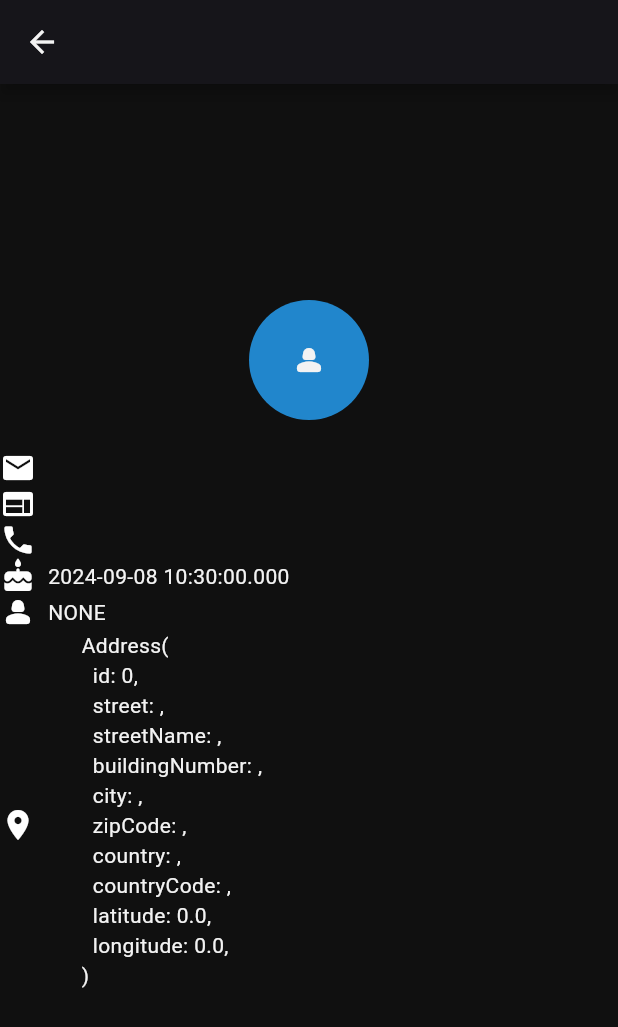
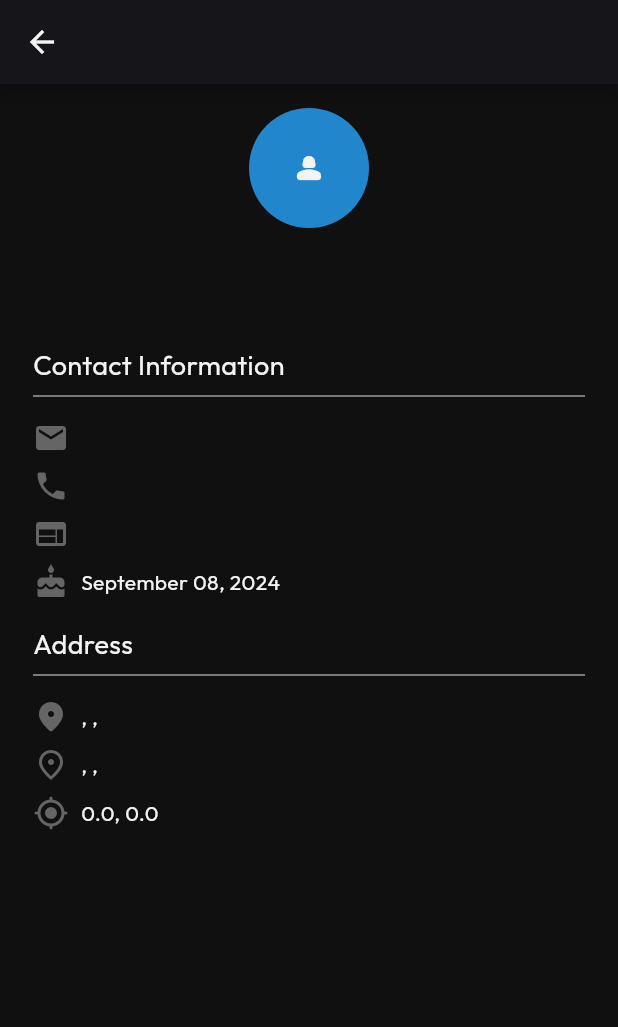
Before and after one commit to ChristianLloydSalon/flutter-pagination, a Flutter app: the PersonDetailsScreen screen opened directly with empty values, on a phone screen of 412 x 824 dp. Shown: the top 1027 px of the screen. Run offline on Flutter 3.47's test engine with Material 3 defaults, Android fonts, the phone set to English and light mode, and no system bars; drawn by our look-alikes of cached_network_image; our stand-ins replace animated_toggle_switch, dio, equatable, flutter_bloc, infinite_scroll_pagination, logger and 1 more; network calls fail.

Commit message:
Update person details UI

```diff
--- a/lib/common/theme/color/color.dart
+++ b/lib/common/theme/color/color.dart
@@ -11,6 +11,7 @@ class AppColor extends ThemeExtension<AppColor> {
     required this.interactive,
     required this.positive,
     required this.negative,
+    required this.divider,
   });
 
   final Color backgroundPrimary;
@@ -26,6 +27,8 @@ class AppColor extends ThemeExtension<AppColor> {
   final Color positive;
   final Color negative;
 
+  final Color divider;
+
   @override
   ThemeExtension<AppColor> copyWith({
     Color? backgroundPrimary,
@@ -37,6 +40,7 @@ class AppColor extends ThemeExtension<AppColor> {
     Color? interactive,
     Color? positive,
     Color? negative,
+    Color? divider,
   }) {
     return AppColor(
       backgroundPrimary: backgroundPrimary ?? this.backgroundPrimary,
@@ -48,6 +52,7 @@ class AppColor extends ThemeExtension<AppColor> {
       interactive: interactive ?? this.interactive,
       positive: positive ?? this.positive,
       negative: negative ?? this.negative,
+      divider: divider ?? this.divider,
     );
   }
 
@@ -62,6 +67,7 @@ class AppColor extends ThemeExtension<AppColor> {
       interactive: Color(0xFF2186CC),
       positive: Color(0xFF57CC99),
       negative: Color(0xFFce4257),
+      divider: Color(0xFFE5E5E5),
     );
   }
 
@@ -76,6 +82,7 @@ class AppColor extends ThemeExtension<AppColor> {
       interactive: Color(0xFF2186CC),
       positive: Color(0xFF57CC99),
       negative: Color(0xFFce4257),
+      divider: Color(0xFF2D2D2D),
     );
   }
 
@@ -104,6 +111,7 @@ class AppColor extends ThemeExtension<AppColor> {
       interactive: Color.lerp(interactive, other.interactive, t) ?? interactive,
       positive: Color.lerp(positive, other.positive, t) ?? positive,
       negative: Color.lerp(negative, other.negative, t) ?? negative,
+      divider: Color.lerp(divider, other.divider, t) ?? divider,
     );
   }
 }
--- a/lib/modules/person/data/model/output/address.dart
+++ b/lib/modules/person/data/model/output/address.dart
@@ -37,6 +37,12 @@ class Address extends Equatable {
   }
 
   static const empty = Address();
+
+  String get location => '$street, $city, $buildingNumber';
+
+  String get postalInfo => '$zipCode, $country, $countryCode';
+
+  String get geoLocation => '$latitude, $longitude';
 
   final int id;
   final String street;
--- a/lib/modules/person/data/model/output/person.dart
+++ b/lib/modules/person/data/model/output/person.dart
@@ -2,6 +2,7 @@ import 'package:equatable/equatable.dart';
 import 'package:exam/common/helper/extension/json_extension.dart';
 import 'package:exam/modules/person/data/model/output/address.dart';
 import 'package:flutter/foundation.dart';
+import 'package:intl/intl.dart';
 
 @immutable
 class Person extends Equatable {
@@ -39,6 +40,10 @@ class Person extends Equatable {
   static const empty = Person();
 
   String get name => '$firstName $lastName';
+
+  String get formattedBirthday => DateFormat('MMMM dd, yyyy').format(
+        birthday ?? DateTime(0),
+      );
 
   final int id;
   final String firstName;
--- /dev/null
+++ b/lib/modules/person/presentation/component/person_info_item.dart
@@ -0,0 +1,44 @@
+import 'package:exam/common/theme/extension/app_theme_extension.dart';
+import 'package:flutter/material.dart';
+
+class PersonInfoItem extends StatelessWidget {
+  const PersonInfoItem({
+    required this.state,
+    super.key,
+  });
+
+  final PersonInfoItemUiState state;
+
+  @override
+  Widget build(BuildContext context) {
+    return Row(
+      children: [
+        Icon(
+          state.icon,
+          color: context.colors.fontTertiary,
+        ),
+        SizedBox(width: context.layout.spacingSmall),
+        Flexible(
+          child: Text(
+            state.value,
+            style: context.textStyle.label2.copyWith(
+              color: state.valueColor ?? context.colors.fontPrimary,
+            ),
+          ),
+        ),
+      ],
+    );
+  }
+}
+
+class PersonInfoItemUiState {
+  const PersonInfoItemUiState({
+    required this.icon,
+    required this.value,
+    this.valueColor,
+  });
+
+  final IconData icon;
+  final String value;
+  final Color? valueColor;
+}
--- /dev/null
+++ b/lib/modules/person/presentation/component/person_info_section.dart
@@ -0,0 +1,52 @@
+import 'package:exam/common/helper/extension/iterable_extension.dart';
+import 'package:exam/common/theme/extension/app_theme_extension.dart';
+import 'package:exam/modules/person/presentation/component/person_info_item.dart';
+import 'package:flutter/material.dart';
+
+class PersonInfoSection extends StatelessWidget {
+  const PersonInfoSection({
+    super.key,
+    required this.state,
+  });
+
+  final PersonInfoUiState state;
+
+  @override
+  Widget build(BuildContext context) {
+    return Column(
+      crossAxisAlignment: CrossAxisAlignment.start,
+      children: [
+        Text(
+          state.title,
+          style: context.textStyle.title1,
+          overflow: TextOverflow.ellipsis,
+          maxLines: 1,
+        ),
+        Divider(color: context.colors.divider),
+        SizedBox(height: context.layout.spacingSmall),
+        ...state.items.mapIndexed(
+          (index, item) => Padding(
+            padding: EdgeInsets.only(
+              bottom: index == state.items.length - 1
+                  ? 0
+                  : context.layout.spacingSmall,
+            ),
+            child: PersonInfoItem(
+              state: item.state,
+            ),
+          ),
+        ),
+      ],
+    );
+  }
+}
+
+class PersonInfoUiState {
+  const PersonInfoUiState({
+    required this.title,
+    required this.items,
+  });
+
+  final String title;
+  final List<PersonInfoItem> items;
+}
--- a/lib/modules/person/presentation/screen/person_details_screen.dart
+++ b/lib/modules/person/presentation/screen/person_details_screen.dart
@@ -1,6 +1,8 @@
 import 'package:exam/common/theme/extension/app_theme_extension.dart';
 import 'package:exam/modules/person/data/model/output/person.dart';
 import 'package:exam/modules/person/presentation/component/person_avatar.dart';
+import 'package:exam/modules/person/presentation/component/person_info_item.dart';
+import 'package:exam/modules/person/presentation/component/person_info_section.dart';
 import 'package:flutter/material.dart';
 
 class PersonDetailsScreen extends StatelessWidget {
@@ -14,9 +16,13 @@ class PersonDetailsScreen extends StatelessWidget {
       appBar: AppBar(
         title: Text(person.name),
       ),
-      body: Center(
+      body: SingleChildScrollView(
+        child: Center(
+          child: ConstrainedBox(
+            constraints: const BoxConstraints(maxWidth: 400),
+            child: Padding(
+              padding: EdgeInsets.all(context.layout.paddingMedium),
               child: Column(
-          mainAxisAlignment: MainAxisAlignment.center,
                 children: [
                   PersonAvatar(
                     state: PersonAvatarUiState(
@@ -24,57 +30,76 @@ class PersonDetailsScreen extends StatelessWidget {
                       radius: context.layout.radiusLarge,
                     ),
                   ),
-            SizedBox(width: context.layout.spacingMedium),
-            Text(person.name),
-            Row(
-              children: [
-                const Icon(Icons.email),
-                SizedBox(width: context.layout.spacingSmall),
-                Text(person.email),
+                  SizedBox(height: context.layout.spacingMedium),
+                  Text(
+                    person.name,
+                    style: context.textStyle.headline3,
+                  ),
+                  SizedBox(height: context.layout.spacingMedium),
+                  PersonInfoSection(
+                    state: PersonInfoUiState(
+                      title: 'Contact Information',
+                      items: [
+                        PersonInfoItem(
+                          state: PersonInfoItemUiState(
+                            icon: Icons.email,
+                            value: person.email,
+                            valueColor: context.colors.interactive,
+                          ),
+                        ),
+                        PersonInfoItem(
+                          state: PersonInfoItemUiState(
+                            icon: Icons.phone,
+                            value: person.phone,
+                          ),
+                        ),
+                        PersonInfoItem(
+                          state: PersonInfoItemUiState(
+                            icon: Icons.web,
+                            value: person.website,
+                            valueColor: context.colors.interactive,
+                          ),
+                        ),
+                        // Birthday
+                        PersonInfoItem(
+                          state: PersonInfoItemUiState(
+                            icon: Icons.cake,
+                            value: person.formattedBirthday,
+                          ),
+                        ),
                       ],
                     ),
-            Row(
-              children: [
-                const Icon(Icons.web),
-                SizedBox(width: context.layout.spacingSmall),
-                Text(person.website),
+                  ),
+                  SizedBox(height: context.layout.spacingMedium),
+                  PersonInfoSection(
+                    state: PersonInfoUiState(
+                      title: 'Address',
+                      items: [
+                        PersonInfoItem(
+                          state: PersonInfoItemUiState(
+                            icon: Icons.place_rounded,
+                            value: person.address.location,
+                          ),
+                        ),
+                        PersonInfoItem(
+                          state: PersonInfoItemUiState(
+                            icon: Icons.place_outlined,
+                            value: person.address.postalInfo,
+                          ),
+                        ),
+                        PersonInfoItem(
+                          state: PersonInfoItemUiState(
+                            icon: Icons.my_location_rounded,
+                            value: person.address.geoLocation,
+                          ),
+                        ),
                       ],
                     ),
-            Row(
-              children: [
-                const Icon(Icons.phone),
-                SizedBox(width: context.layout.spacingSmall),
-                Text(person.phone),
+                  ),
                 ],
               ),
-            Row(
-              children: [
-                const Icon(Icons.cake_rounded),
-                SizedBox(width: context.layout.spacingSmall),
-                Text(person.birthday?.toString() ?? ''),
-              ],
             ),
-            Row(
-              children: [
-                Icon(
-                  switch (person.gender) {
-                    Gender.male => Icons.male_rounded,
-                    Gender.female => Icons.female_rounded,
-                    Gender.none => Icons.person_2_rounded,
-                  },
           ),
-                SizedBox(width: context.layout.spacingSmall),
-                Text(person.gender.name.toUpperCase()),
-              ],
-            ),
-            Row(
-              children: [
-                const Icon(Icons.location_on),
-                SizedBox(width: context.layout.spacingSmall),
-                Text(person.address.toString()),
-              ],
-            ),
-          ],
         ),
       ),
     );
--- a/pubspec.yaml
+++ b/pubspec.yaml
@@ -45,6 +45,7 @@ dependencies:
   flutter_hooks: ^0.20.5
   stream_transform: ^2.1.0
   animated_toggle_switch: ^0.8.3
+  intl: ^0.19.0
 
 dev_dependencies:
   flutter_test:
```
Also changed, not shown: pubspec.lock. Lines whose indentation alone changed are shown as unchanged.
